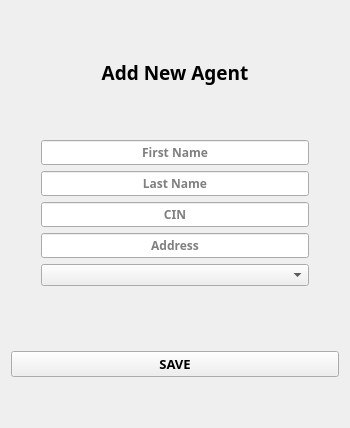
Above: ui/addAgent.ui from YassineBaghdadi/TransportingPlanning before the change. Below: the same form after it.
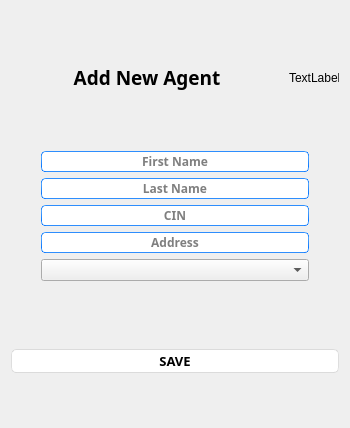
That is the form after the change.

Patch:
```diff
--- a/ui/addAgent.ui
+++ b/ui/addAgent.ui
@@ -13,36 +13,632 @@
   <property name="windowTitle">
    <string>Form</string>
   </property>
+  <property name="styleSheet">
+   <string notr="true">/*
+Aqua Style Sheet for QT Applications
+Author: Jaime A. Quiroga P.
+Company: GTRONICK
+Last updated: 22/01/2019, 07:55.
+Available at: https://github.com/GTRONICK/QSS/blob/master/Aqua.qss
+*/
+QMainWindow {
+	background-color:#ececec;
+}
+QTextEdit {
+	border-width: 1px;
+	border-style: solid;
+	border-color: qlineargradient(spread:pad, x1:0.5, y1:1, x2:0.5, y2:0, stop:0 rgba(0, 113, 255, 255), stop:1 rgba(91, 171, 252, 255));
+}
+QPlainTextEdit {
+	border-width: 1px;
+	border-style: solid;
+	border-color: qlineargradient(spread:pad, x1:0.5, y1:1, x2:0.5, y2:0, stop:0 rgba(0, 113, 255, 255), stop:1 rgba(91, 171, 252, 255));
+}
+QToolButton {
+	border-style: solid;
+	border-top-color: qlineargradient(spread:pad, x1:0.5, y1:1, x2:0.5, y2:0, stop:0 rgb(215, 215, 215), stop:1 rgb(222, 222, 222));
+	border-right-color: qlineargradient(spread:pad, x1:0, y1:0.5, x2:1, y2:0.5, stop:0 rgb(217, 217, 217), stop:1 rgb(227, 227, 227));
+	border-left-color: qlineargradient(spread:pad, x1:0, y1:0.5, x2:1, y2:0.5, stop:0 rgb(227, 227, 227), stop:1 rgb(217, 217, 217));
+	border-bottom-color: qlineargradient(spread:pad, x1:0.5, y1:1, x2:0.5, y2:0, stop:0 rgb(215, 215, 215), stop:1 rgb(222, 222, 222));
+	border-width: 1px;
+	border-radius: 5px;
+	color: rgb(0,0,0);
+	padding: 2px;
+	background-color: rgb(255,255,255);
+}
+QToolButton:hover{
+	border-style: solid;
+	border-top-color: qlineargradient(spread:pad, x1:0.5, y1:1, x2:0.5, y2:0, stop:0 rgb(195, 195, 195), stop:1 rgb(222, 222, 222));
+	border-right-color: qlineargradient(spread:pad, x1:0, y1:0.5, x2:1, y2:0.5, stop:0 rgb(197, 197, 197), stop:1 rgb(227, 227, 227));
+	border-left-color: qlineargradient(spread:pad, x1:0, y1:0.5, x2:1, y2:0.5, stop:0 rgb(227, 227, 227), stop:1 rgb(197, 197, 197));
+	border-bottom-color: qlineargradient(spread:pad, x1:0.5, y1:1, x2:0.5, y2:0, stop:0 rgb(195, 195, 195), stop:1 rgb(222, 222, 222));
+	border-width: 1px;
+	border-radius: 5px;
+	color: rgb(0,0,0);
+	padding: 2px;
+	background-color: rgb(255,255,255);
+}
+QToolButton:pressed{
+	border-style: solid;
+	border-top-color: qlineargradient(spread:pad, x1:0.5, y1:1, x2:0.5, y2:0, stop:0 rgb(215, 215, 215), stop:1 rgb(222, 222, 222));
+	border-right-color: qlineargradient(spread:pad, x1:0, y1:0.5, x2:1, y2:0.5, stop:0 rgb(217, 217, 217), stop:1 rgb(227, 227, 227));
+	border-left-color: qlineargradient(spread:pad, x1:0, y1:0.5, x2:1, y2:0.5, stop:0 rgb(227, 227, 227), stop:1 rgb(217, 217, 217));
+	border-bottom-color: qlineargradient(spread:pad, x1:0.5, y1:1, x2:0.5, y2:0, stop:0 rgb(215, 215, 215), stop:1 rgb(222, 222, 222));
+	border-width: 1px;
+	border-radius: 5px;
+	color: rgb(0,0,0);
+	padding: 2px;
+	background-color: rgb(142,142,142);
+}
+QPushButton{
+	border-style: solid;
+	border-top-color: qlineargradient(spread:pad, x1:0.5, y1:1, x2:0.5, y2:0, stop:0 rgb(215, 215, 215), stop:1 rgb(222, 222, 222));
+	border-right-color: qlineargradient(spread:pad, x1:0, y1:0.5, x2:1, y2:0.5, stop:0 rgb(217, 217, 217), stop:1 rgb(227, 227, 227));
+	border-left-color: qlineargradient(spread:pad, x1:0, y1:0.5, x2:1, y2:0.5, stop:0 rgb(227, 227, 227), stop:1 rgb(217, 217, 217));
+	border-bottom-color: qlineargradient(spread:pad, x1:0.5, y1:1, x2:0.5, y2:0, stop:0 rgb(215, 215, 215), stop:1 rgb(222, 222, 222));
+	border-width: 1px;
+	border-radius: 5px;
+	color: rgb(0,0,0);
+	padding: 2px;
+	background-color: rgb(255,255,255);
+}
+QPushButton::default{
+	border-style: solid;
+	border-top-color: qlineargradient(spread:pad, x1:0.5, y1:1, x2:0.5, y2:0, stop:0 rgb(215, 215, 215), stop:1 rgb(222, 222, 222));
+	border-right-color: qlineargradient(spread:pad, x1:0, y1:0.5, x2:1, y2:0.5, stop:0 rgb(217, 217, 217), stop:1 rgb(227, 227, 227));
+	border-left-color: qlineargradient(spread:pad, x1:0, y1:0.5, x2:1, y2:0.5, stop:0 rgb(227, 227, 227), stop:1 rgb(217, 217, 217));
+	border-bottom-color: qlineargradient(spread:pad, x1:0.5, y1:1, x2:0.5, y2:0, stop:0 rgb(215, 215, 215), stop:1 rgb(222, 222, 222));
+	border-width: 1px;
+	border-radius: 5px;
+	color: rgb(0,0,0);
+	padding: 2px;
+	background-color: rgb(255,255,255);
+}
+QPushButton:hover{
+	border-style: solid;
+	border-top-color: qlineargradient(spread:pad, x1:0.5, y1:1, x2:0.5, y2:0, stop:0 rgb(195, 195, 195), stop:1 rgb(222, 222, 222));
+	border-right-color: qlineargradient(spread:pad, x1:0, y1:0.5, x2:1, y2:0.5, stop:0 rgb(197, 197, 197), stop:1 rgb(227, 227, 227));
+	border-left-color: qlineargradient(spread:pad, x1:0, y1:0.5, x2:1, y2:0.5, stop:0 rgb(227, 227, 227), stop:1 rgb(197, 197, 197));
+	border-bottom-color: qlineargradient(spread:pad, x1:0.5, y1:1, x2:0.5, y2:0, stop:0 rgb(195, 195, 195), stop:1 rgb(222, 222, 222));
+	border-width: 1px;
+	border-radius: 5px;
+	color: rgb(0,0,0);
+	padding: 2px;
+	background-color: rgb(255,255,255);
+}
+QPushButton:pressed{
+	border-style: solid;
+	border-top-color: qlineargradient(spread:pad, x1:0.5, y1:1, x2:0.5, y2:0, stop:0 rgb(215, 215, 215), stop:1 rgb(222, 222, 222));
+	border-right-color: qlineargradient(spread:pad, x1:0, y1:0.5, x2:1, y2:0.5, stop:0 rgb(217, 217, 217), stop:1 rgb(227, 227, 227));
+	border-left-color: qlineargradient(spread:pad, x1:0, y1:0.5, x2:1, y2:0.5, stop:0 rgb(227, 227, 227), stop:1 rgb(217, 217, 217));
+	border-bottom-color: qlineargradient(spread:pad, x1:0.5, y1:1, x2:0.5, y2:0, stop:0 rgb(215, 215, 215), stop:1 rgb(222, 222, 222));
+	border-width: 1px;
+	border-radius: 5px;
+	color: rgb(0,0,0);
+	padding: 2px;
+	background-color: rgb(142,142,142);
+}
+QPushButton:disabled{
+	border-style: solid;
+	border-top-color: qlineargradient(spread:pad, x1:0.5, y1:1, x2:0.5, y2:0, stop:0 rgb(215, 215, 215), stop:1 rgb(222, 222, 222));
+	border-right-color: qlineargradient(spread:pad, x1:0, y1:0.5, x2:1, y2:0.5, stop:0 rgb(217, 217, 217), stop:1 rgb(227, 227, 227));
+	border-left-color: qlineargradient(spread:pad, x1:0, y1:0.5, x2:1, y2:0.5, stop:0 rgb(227, 227, 227), stop:1 rgb(217, 217, 217));
+	border-bottom-color: qlineargradient(spread:pad, x1:0.5, y1:1, x2:0.5, y2:0, stop:0 rgb(215, 215, 215), stop:1 rgb(222, 222, 222));
+	border-width: 1px;
+	border-radius: 5px;
+	color: #808086;
+	padding: 2px;
+	background-color: rgb(142,142,142);
+}
+QLineEdit {
+	border-width: 1px; border-radius: 4px;
+	border-style: solid;
+	border-color: qlineargradient(spread:pad, x1:0.5, y1:1, x2:0.5, y2:0, stop:0 rgba(0, 113, 255, 255), stop:1 rgba(91, 171, 252, 255));
+}
+QLabel {
+	color: #000000;
+}
+QLCDNumber {
+	color: rgb(0, 113, 255, 255);
+}
+QProgressBar {
+	text-align: center;
+	color: rgb(240, 240, 240);
+	border-width: 1px; 
+	border-radius: 10px;
+	border-color: rgb(230, 230, 230);
+	border-style: solid;
+	background-color:rgb(207,207,207);
+}
+QProgressBar::chunk {
+	background-color: qlineargradient(spread:pad, x1:0.5, y1:1, x2:0.5, y2:0, stop:0 rgba(49, 147, 250, 255), stop:1 rgba(34, 142, 255, 255));
+	border-radius: 10px;
+}
+QMenuBar {
+	background-color: qlineargradient(spread:pad, x1:0.5, y1:1, x2:0.5, y2:0, stop:0 rgba(207, 209, 207, 255), stop:1 rgba(230, 229, 230, 255));
+}
+QMenuBar::item {
+	color: #000000;
+  	spacing: 3px;
+  	padding: 1px 4px;
+	background-color: qlineargradient(spread:pad, x1:0.5, y1:1, x2:0.5, y2:0, stop:0 rgba(207, 209, 207, 255), stop:1 rgba(230, 229, 230, 255));
+}
+
+QMenuBar::item:selected {
+  	background-color: qlineargradient(spread:pad, x1:0.5, y1:1, x2:0.5, y2:0, stop:0 rgba(0, 113, 255, 255), stop:1 rgba(91, 171, 252, 255));
+	color: #FFFFFF;
+}
+QMenu::item:selected {
+	border-style: solid;
+	border-top-color: transparent;
+	border-right-color: transparent;
+	border-left-color: qlineargradient(spread:pad, x1:0.5, y1:1, x2:0.5, y2:0, stop:0 rgba(0, 113, 255, 255), stop:1 rgba(91, 171, 252, 255));
+	border-bottom-color: transparent;
+	border-left-width: 2px;
+	color: #000000;
+	padding-left:15px;
+	padding-top:4px;
+	padding-bottom:4px;
+	padding-right:7px;
+}
+QMenu::item {
+	border-style: solid;
+	border-top-color: transparent;
+	border-right-color: transparent;
+	border-left-color: transparent;
+	border-bottom-color: transparent;
+	border-bottom-width: 1px;
+	color: #000000;
+	padding-left:17px;
+	padding-top:4px;
+	padding-bottom:4px;
+	padding-right:7px;
+}
+QTabWidget {
+	color:rgb(0,0,0);
+	background-color:#000000;
+}
+QTabWidget::pane {
+		border-color: rgb(223,223,223);
+		background-color:rgb(226,226,226);
+		border-style: solid;
+		border-width: 2px;
+    	border-radius: 6px;
+}
+QTabBar::tab:first {
+	border-style: solid;
+	border-left-width:1px;
+	border-right-width:0px;
+	border-top-width:1px;
+	border-bottom-width:1px;
+	border-top-color: rgb(209,209,209);
+	border-left-color: qlineargradient(spread:pad, x1:0.5, y1:1, x2:0.5, y2:0, stop:0 rgba(209, 209, 209, 209), stop:1 rgba(229, 229, 229, 229));
+	border-bottom-color: rgb(229,229,229);
+	border-top-left-radius: 4px;
+	border-bottom-left-radius: 4px;
+	color: #000000;
+	padding: 3px;
+	margin-left:0px;
+	background-color: qlineargradient(spread:pad, x1:0.5, y1:1, x2:0.5, y2:0, stop:0 rgba(247, 247, 247, 255), stop:1 rgba(255, 255, 255, 255));
+}
+QTabBar::tab:last {
+	border-style: solid;
+	border-width:1px;
+	border-top-color: rgb(209,209,209);
+	border-left-color: qlineargradient(spread:pad, x1:0.5, y1:1, x2:0.5, y2:0, stop:0 rgba(209, 209, 209, 209), stop:1 rgba(229, 229, 229, 229));
+	border-right-color: qlineargradient(spread:pad, x1:0.5, y1:1, x2:0.5, y2:0, stop:0 rgba(209, 209, 209, 209), stop:1 rgba(229, 229, 229, 229));
+	border-bottom-color: rgb(229,229,229);
+	border-top-right-radius: 4px;
+	border-bottom-right-radius: 4px;
+	color: #000000;
+	padding: 3px;
+	margin-left:0px;
+	background-color: qlineargradient(spread:pad, x1:0.5, y1:1, x2:0.5, y2:0, stop:0 rgba(247, 247, 247, 255), stop:1 rgba(255, 255, 255, 255));
+}
+QTabBar::tab {
+	border-style: solid;
+	border-top-width:1px;
+	border-bottom-width:1px;
+	border-left-width:1px;
+	border-top-color: rgb(209,209,209);
+	border-left-color: qlineargradient(spread:pad, x1:0.5, y1:1, x2:0.5, y2:0, stop:0 rgba(209, 209, 209, 209), stop:1 rgba(229, 229, 229, 229));
+	border-bottom-color: rgb(229,229,229);
+	color: #000000;
+	padding: 3px;
+	margin-left:0px;
+	background-color: qlineargradient(spread:pad, x1:0.5, y1:1, x2:0.5, y2:0, stop:0 rgba(247, 247, 247, 255), stop:1 rgba(255, 255, 255, 255));
+}
+QTabBar::tab:selected, QTabBar::tab:last:selected, QTabBar::tab:hover {
+  	border-style: solid;
+  	border-left-width:1px;
+	border-right-color: transparent;
+	border-top-color: rgb(209,209,209);
+	border-left-color: qlineargradient(spread:pad, x1:0.5, y1:1, x2:0.5, y2:0, stop:0 rgba(209, 209, 209, 209), stop:1 rgba(229, 229, 229, 229));
+	border-bottom-color: rgb(229,229,229);
+	color: #FFFFFF;
+	padding: 3px;
+	margin-left:0px;
+	background-color: qlineargradient(spread:pad, x1:0.5, y1:1, x2:0.5, y2:0, stop:0 rgba(0, 113, 255, 255), stop:1 rgba(91, 171, 252, 255));
+}
+
+QTabBar::tab:selected, QTabBar::tab:first:selected, QTabBar::tab:hover {
+  	border-style: solid;
+  	border-left-width:1px;
+  	border-bottom-width:1px;
+  	border-top-width:1px;
+	border-right-color: transparent;
+	border-top-color: rgb(209,209,209);
+	border-left-color: qlineargradient(spread:pad, x1:0.5, y1:1, x2:0.5, y2:0, stop:0 rgba(209, 209, 209, 209), stop:1 rgba(229, 229, 229, 229));
+	border-bottom-color: rgb(229,229,229);
+	color: #FFFFFF;
+	padding: 3px;
+	margin-left:0px;
+	background-color: qlineargradient(spread:pad, x1:0.5, y1:1, x2:0.5, y2:0, stop:0 rgba(0, 113, 255, 255), stop:1 rgba(91, 171, 252, 255));
+}
+
+QCheckBox {
+	color: #000000;
+	padding: 2px;
+}
+QCheckBox:disabled {
+	color: #808086;
+	padding: 2px;
+}
+
+QCheckBox:hover {
+	border-radius:4px;
+	border-style:solid;
+	padding-left: 1px;
+	padding-right: 1px;
+	padding-bottom: 1px;
+	padding-top: 1px;
+	border-width:1px;
+	border-color: transparent;
+}
+QCheckBox::indicator:checked {
+
+	height: 10px;
+	width: 10px;
+	border-style:solid;
+	border-width: 1px;
+	border-color: qlineargradient(spread:pad, x1:0.5, y1:1, x2:0.5, y2:0, stop:0 rgba(0, 113, 255, 255), stop:1 rgba(91, 171, 252, 255));
+	color: #000000;
+	background-color: qlineargradient(spread:pad, x1:0.5, y1:1, x2:0.5, y2:0, stop:0 rgba(0, 113, 255, 255), stop:1 rgba(91, 171, 252, 255));
+}
+QCheckBox::indicator:unchecked {
+
+	height: 10px;
+	width: 10px;
+	border-style:solid;
+	border-width: 1px;
+	border-color: qlineargradient(spread:pad, x1:0.5, y1:1, x2:0.5, y2:0, stop:0 rgba(0, 113, 255, 255), stop:1 rgba(91, 171, 252, 255));
+	color: #000000;
+}
+QRadioButton {
+	color: 000000;
+	padding: 1px;
+}
+QRadioButton::indicator:checked {
+	height: 10px;
+	width: 10px;
+	border-style:solid;
+	border-radius:5px;
+	border-width: 1px;
+	border-color: qlineargradient(spread:pad, x1:0.5, y1:1, x2:0.5, y2:0, stop:0 rgba(0, 113, 255, 255), stop:1 rgba(91, 171, 252, 255));
+	color: #a9b7c6;
+	background-color: qlineargradient(spread:pad, x1:0.5, y1:1, x2:0.5, y2:0, stop:0 rgba(0, 113, 255, 255), stop:1 rgba(91, 171, 252, 255));
+}
+QRadioButton::indicator:!checked {
+	height: 10px;
+	width: 10px;
+	border-style:solid;
+	border-radius:5px;
+	border-width: 1px;
+	border-color: qlineargradient(spread:pad, x1:0.5, y1:1, x2:0.5, y2:0, stop:0 rgba(0, 113, 255, 255), stop:1 rgba(91, 171, 252, 255));
+	color: #a9b7c6;
+	background-color: transparent;
+}
+QStatusBar {
+	color:#027f7f;
+}
+QSpinBox {
+	border-style: solid;
+	border-width: 1px;
+	border-color: qlineargradient(spread:pad, x1:0.5, y1:1, x2:0.5, y2:0, stop:0 rgba(0, 113, 255, 255), stop:1 rgba(91, 171, 252, 255));
+}
+QDoubleSpinBox {
+	border-style: solid;
+	border-width: 1px;
+	border-color: qlineargradient(spread:pad, x1:0.5, y1:1, x2:0.5, y2:0, stop:0 rgba(0, 113, 255, 255), stop:1 rgba(91, 171, 252, 255));
+}
+QTimeEdit {
+	border-style: solid;
+	border-width: 1px;
+	border-color: qlineargradient(spread:pad, x1:0.5, y1:1, x2:0.5, y2:0, stop:0 rgba(0, 113, 255, 255), stop:1 rgba(91, 171, 252, 255));
+}
+QDateTimeEdit {
+	border-style: solid;
+	border-width: 1px;
+	border-color: qlineargradient(spread:pad, x1:0.5, y1:1, x2:0.5, y2:0, stop:0 rgba(0, 113, 255, 255), stop:1 rgba(91, 171, 252, 255));
+}
+QDateEdit {
+	border-style: solid;
+	border-width: 1px;
+	border-color: qlineargradient(spread:pad, x1:0.5, y1:1, x2:0.5, y2:0, stop:0 rgba(0, 113, 255, 255), stop:1 rgba(91, 171, 252, 255));
+}
+
+QToolBox {
+	color: #a9b7c6;
+	background-color:#000000;
+}
+QToolBox::tab {
+	color: #a9b7c6;
+	background-color:#000000;
+}
+QToolBox::tab:selected {
+	color: #FFFFFF;
+	background-color:#000000;
+}
+QScrollArea {
+	color: #FFFFFF;
+	background-color:#000000;
+}
+QSlider::groove:horizontal {
+	height: 5px;
+	background-color: qlineargradient(spread:pad, x1:0.5, y1:1, x2:0.5, y2:0, stop:0 rgba(49, 147, 250, 255), stop:1 rgba(34, 142, 255, 255));
+}
+QSlider::groove:vertical {
+	width: 5px;
+	background-color: qlineargradient(spread:pad, x1:0.5, y1:1, x2:0.5, y2:0, stop:0 rgba(49, 147, 250, 255), stop:1 rgba(34, 142, 255, 255));
+}
+QSlider::handle:horizontal {
+	background: rgb(253,253,253);
+	border-style: solid;
+	border-width: 1px;
+	border-color: rgb(207,207,207);
+	width: 12px;
+	margin: -5px 0;
+	border-radius: 7px;
+}
+QSlider::handle:vertical {
+	background: rgb(253,253,253);
+	border-style: solid;
+	border-width: 1px;
+	border-color: rgb(207,207,207);
+	height: 12px;
+	margin: 0 -5px;
+	border-radius: 7px;
+}
+QSlider::add-page:horizontal {
+    background: rgb(181,181,181);
+}
+QSlider::add-page:vertical {
+    background: rgb(181,181,181);
+}
+QSlider::sub-page:horizontal {
+    background-color: qlineargradient(spread:pad, x1:0.5, y1:1, x2:0.5, y2:0, stop:0 rgba(49, 147, 250, 255), stop:1 rgba(34, 142, 255, 255));
+}
+QSlider::sub-page:vertical {
+    background-color: qlineargradient(spread:pad, y1:0.5, x1:1, y2:0.5, x2:0, stop:0 rgba(49, 147, 250, 255), stop:1 rgba(34, 142, 255, 255));
+}
+QScrollBar:horizontal {
+	max-height: 20px;
+	border: 1px transparent grey;
+	margin: 0px 20px 0px 20px;
+}
+QScrollBar:vertical {
+	max-width: 20px;
+	border: 1px transparent grey;
+	margin: 20px 0px 20px 0px;
+}
+QScrollBar::handle:horizontal {
+	background: rgb(253,253,253);
+	border-style: solid;
+	border-width: 1px;
+	border-color: rgb(207,207,207);
+	border-radius: 7px;
+	min-width: 25px;
+}
+QScrollBar::handle:horizontal:hover {
+	background: rgb(253,253,253);
+	border-style: solid;
+	border-width: 1px;
+	border-color: rgb(147, 200, 200);
+	border-radius: 7px;
+	min-width: 25px;
+}
+QScrollBar::handle:vertical {
+	background: rgb(253,253,253);
+	border-style: solid;
+	border-width: 1px;
+	border-color: rgb(207,207,207);
+	border-radius: 7px;
+	min-height: 25px;
+}
+QScrollBar::handle:vertical:hover {
+	background: rgb(253,253,253);
+	border-style: solid;
+	border-width: 1px;
+	border-color: rgb(147, 200, 200);
+	border-radius: 7px;
+	min-height: 25px;
+}
+QScrollBar::add-line:horizontal {
+   border: 2px transparent grey;
+   border-top-right-radius: 7px;
+   border-bottom-right-radius: 7px;
+   background: rgba(34, 142, 255, 255);
+   width: 20px;
+   subcontrol-position: right;
+   subcontrol-origin: margin;
+}
+QScrollBar::add-line:horizontal:pressed {
+   border: 2px transparent grey;
+   border-top-right-radius: 7px;
+   border-bottom-right-radius: 7px;
+   background: rgb(181,181,181);
+   width: 20px;
+   subcontrol-position: right;
+   subcontrol-origin: margin;
+}
+QScrollBar::add-line:vertical {
+   border: 2px transparent grey;
+   border-bottom-left-radius: 7px;
+   border-bottom-right-radius: 7px;
+   background: rgba(34, 142, 255, 255);
+   height: 20px;
+   subcontrol-position: bottom;
+   subcontrol-origin: margin;
+}
+QScrollBar::add-line:vertical:pressed {
+   border: 2px transparent grey;
+   border-bottom-left-radius: 7px;
+   border-bottom-right-radius: 7px;
+   background: rgb(181,181,181);
+   height: 20px;
+   subcontrol-position: bottom;
+   subcontrol-origin: margin;
+}
+QScrollBar::sub-line:horizontal {
+   border: 2px transparent grey;
+   border-top-left-radius: 7px;
+   border-bottom-left-radius: 7px;
+   background: rgba(34, 142, 255, 255);
+   width: 20px;
+   subcontrol-position: left;
+   subcontrol-origin: margin;
+}
+QScrollBar::sub-line:horizontal:pressed {
+   border: 2px transparent grey;
+   border-top-left-radius: 7px;
+   border-bottom-left-radius: 7px;
+   background: rgb(181,181,181);
+   width: 20px;
+   subcontrol-position: left;
+   subcontrol-origin: margin;
+}
+QScrollBar::sub-line:vertical {
+   border: 2px transparent grey;
+   border-top-left-radius: 7px;
+   border-top-right-radius: 7px;
+   background: rgba(34, 142, 255, 255);
+   height: 20px;
+   subcontrol-position: top;
+   subcontrol-origin: margin;
+}
+QScrollBar::sub-line:vertical:pressed {
+   border: 2px transparent grey;
+   border-top-left-radius: 7px;
+   border-top-right-radius: 7px;
+   background: rgb(181,181,181);
+   height: 20px;
+   subcontrol-position: top;
+   subcontrol-origin: margin;
+}
+QScrollBar::left-arrow:horizontal {
+   border: 1px transparent grey;
+   border-top-left-radius: 3px;
+   border-bottom-left-radius: 3px;
+   width: 6px;
+   height: 6px;
+   background: white;
+}
+QScrollBar::right-arrow:horizontal {
+   border: 1px transparent grey;
+   border-top-right-radius: 3px;
+   border-bottom-right-radius: 3px;
+   width: 6px;
+   height: 6px;
+   background: white;
+}
+QScrollBar::up-arrow:vertical {
+   border: 1px transparent grey;
+   border-top-left-radius: 3px;
+   border-top-right-radius: 3px;
+   width: 6px;
+   height: 6px;
+   background: white;
+}
+QScrollBar::down-arrow:vertical {
+   border: 1px transparent grey;
+   border-bottom-left-radius: 3px;
+   border-bottom-right-radius: 3px;
+   width: 6px;
+   height: 6px;
+   background: white;
+}
+QScrollBar::add-page:horizontal, QScrollBar::sub-page:horizontal {
+   background: none;
+}
+QScrollBar::add-page:vertical, QScrollBar::sub-page:vertical {
+   background: none;
+}</string>
+  </property>
   <layout class="QVBoxLayout" name="verticalLayout_2">
    <item>
-    <widget class="QLabel" name="label">
-     <property name="minimumSize">
-      <size>
-       <width>0</width>
-       <height>45</height>
-      </size>
-     </property>
-     <property name="maximumSize">
-      <size>
-       <width>16777215</width>
-       <height>45</height>
-      </size>
-     </property>
-     <property name="font">
-      <font>
-       <family>Segoe Print</family>
-       <pointsize>14</pointsize>
-       <weight>75</weight>
-       <bold>true</bold>
-      </font>
-     </property>
-     <property name="text">
-      <string>Add New Agent</string>
-     </property>
-     <property name="alignment">
-      <set>Qt::AlignCenter</set>
-     </property>
-    </widget>
+    <layout class="QHBoxLayout" name="horizontalLayout_3">
+     <item>
+      <widget class="QLabel" name="label">
+       <property name="minimumSize">
+        <size>
+         <width>0</width>
+         <height>45</height>
+        </size>
+       </property>
+       <property name="maximumSize">
+        <size>
+         <width>16777215</width>
+         <height>45</height>
+        </size>
+       </property>
+       <property name="font">
+        <font>
+         <family>Segoe Print</family>
+         <pointsize>14</pointsize>
+         <weight>75</weight>
+         <bold>true</bold>
+        </font>
+       </property>
+       <property name="text">
+        <string>Add New Agent</string>
+       </property>
+       <property name="alignment">
+        <set>Qt::AlignCenter</set>
+       </property>
+      </widget>
+     </item>
+     <item>
+      <widget class="QLabel" name="back_icon">
+       <property name="minimumSize">
+        <size>
+         <width>50</width>
+         <height>50</height>
+        </size>
+       </property>
+       <property name="maximumSize">
+        <size>
+         <width>50</width>
+         <height>50</height>
+        </size>
+       </property>
+       <property name="cursor">
+        <cursorShape>PointingHandCursor</cursorShape>
+       </property>
+       <property name="styleSheet">
+        <string notr="true">QLabel#back_icon:hover {
+	
+	border-color: rgb(23, 155, 255);
+}</string>
+       </property>
+       <property name="text">
+        <string>TextLabel</string>
+       </property>
+       <property name="alignment">
+        <set>Qt::AlignLeading|Qt::AlignLeft|Qt::AlignVCenter</set>
+       </property>
+      </widget>
+     </item>
+    </layout>
    </item>
    <item>
     <layout class="QVBoxLayout" name="verticalLayout">
```
